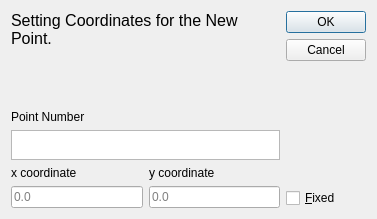
Old version of the form core/draw/point.ui in the repository KmolYuan/Pyslvs-UI.
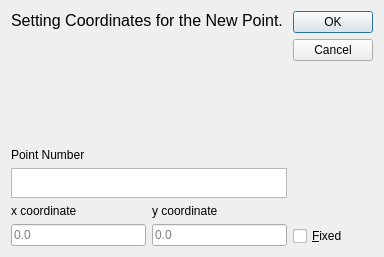
New version of the form. Icons and pictures are not drawn.

```diff
--- a/core/draw/point.ui
+++ b/core/draw/point.ui
@@ -6,20 +6,20 @@
    <rect>
     <x>0</x>
     <y>0</y>
-    <width>377</width>
-    <height>219</height>
+    <width>384</width>
+    <height>257</height>
    </rect>
   </property>
   <property name="minimumSize">
    <size>
-    <width>377</width>
-    <height>219</height>
+    <width>384</width>
+    <height>257</height>
    </size>
   </property>
   <property name="maximumSize">
    <size>
-    <width>377</width>
-    <height>219</height>
+    <width>384</width>
+    <height>257</height>
    </size>
   </property>
   <property name="windowTitle">
```
